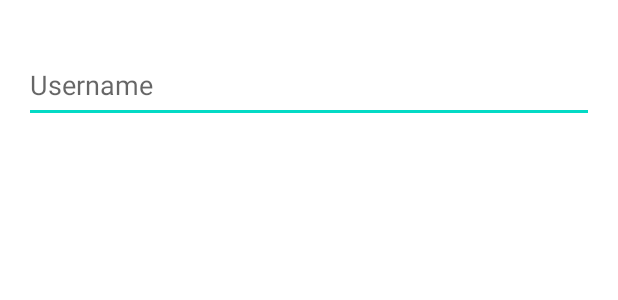
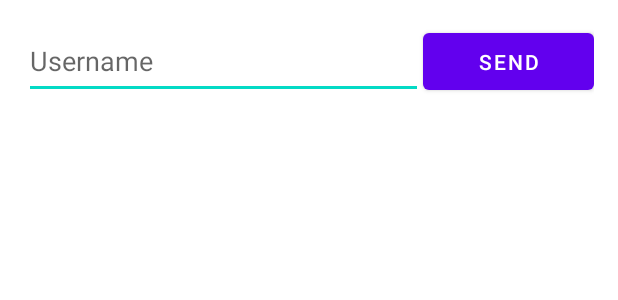
Before and after one commit to Nsemihozer/ShoppingList, an Android app: the layout activity_add_friends.xml on its own in the app's theme, with its tools: preview values and no code run, on a phone screen of 412 x 824 dp. Shown: the top 300 px of the screen. Run offline under Robolectric (Android 15) with nearby library versions, the phone set to English and light mode, and no system bars.

Commit message:
User auto complete fix

```diff
--- a/app/src/main/res/layout/activity_add_friends.xml
+++ b/app/src/main/res/layout/activity_add_friends.xml
@@ -7,16 +7,31 @@
     android:padding="16dp"
     tools:context=".ui.user.friends.AddFriendsActivity">
 
-    <AutoCompleteTextView
-        android:id="@+id/usernameac"
-        android:layout_width="0dp"
+    <LinearLayout
+        android:layout_width="match_parent"
         android:layout_height="wrap_content"
-        android:layout_marginTop="16dp"
-        android:hint="@string/username"
-        android:minHeight="50dp"
+        android:orientation="horizontal"
+        android:weightSum="1"
         app:layout_constraintEnd_toEndOf="parent"
-        app:layout_constraintHorizontal_bias="0.5"
         app:layout_constraintStart_toStartOf="parent"
-        app:layout_constraintTop_toTopOf="parent" />
+        app:layout_constraintTop_toTopOf="parent">
+
+        <AutoCompleteTextView
+            android:id="@+id/usernameac"
+            android:layout_width="0dp"
+            android:layout_height="match_parent"
+            android:layout_weight="0.7"
+            android:dropDownWidth="match_parent"
+            android:dropDownHeight="wrap_content"
+            android:hint="@string/username"
+            android:minHeight="50dp" />
+
+        <Button
+            android:id="@+id/button"
+            android:layout_width="0dp"
+            android:layout_height="match_parent"
+            android:layout_weight="0.3"
+            android:text="@string/send" />
+    </LinearLayout>
 
 </androidx.constraintlayout.widget.ConstraintLayout>
```
